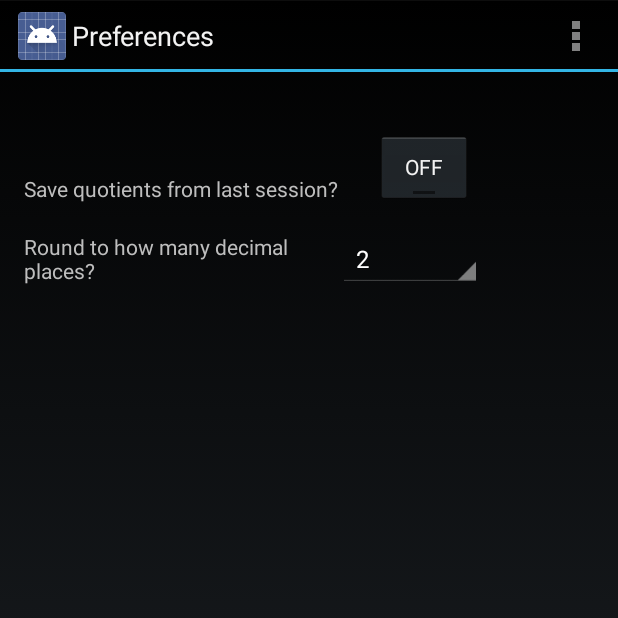
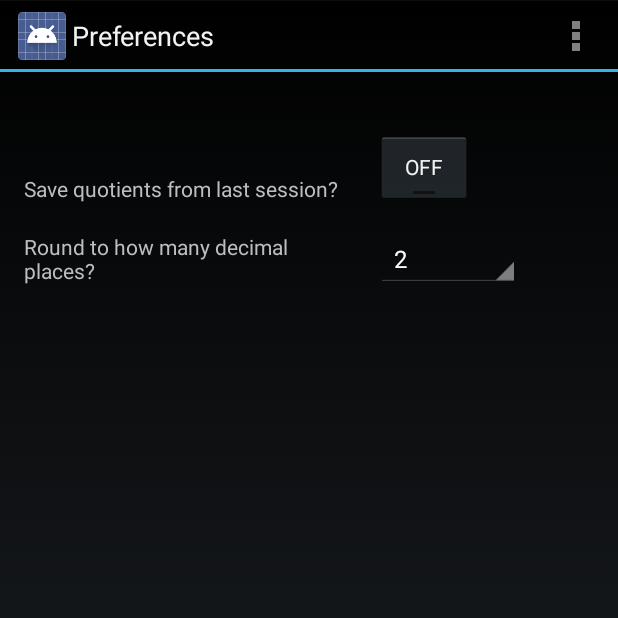
Before and after one commit to JdGXII/Android-Quadratic-Calculator, an Android app: the PreferenceActivity screen opened directly, with no data from a screen before it, on a phone screen of 412 x 824 dp, the top half of it. Run offline under Robolectric (Android 15) with nearby library versions, the phone set to English and light mode, and no system bars.

Commit message:
fixed Preference UI so that the Spinner is in line with the toggleswitch

```diff
--- a/app/src/main/res/layout/activity_preference.xml
+++ b/app/src/main/res/layout/activity_preference.xml
@@ -41,6 +41,6 @@
         android:layout_height="wrap_content"
         android:id="@+id/spinner"
         android:layout_alignTop="@+id/textView4"
-        android:layout_toEndOf="@+id/textView4" />
+        android:layout_alignStart="@+id/sessionDataToggle" />
 
 </RelativeLayout>
```
